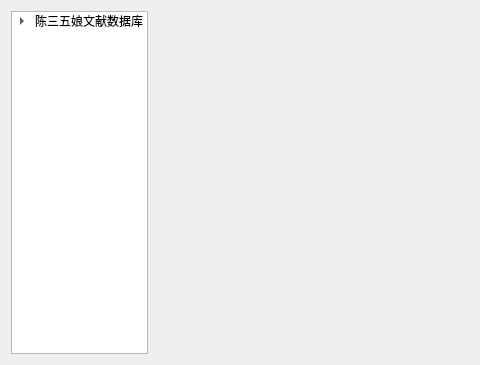
Old version of the form UI/UI_DBTreeMain.ui in the repository mortersen/C35N; both pictures show x 0 to 480 and y 0 to 365 of the 714 by 365 pixel window.
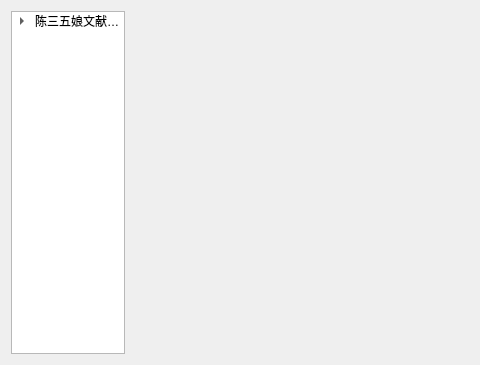
New version of the form.

```diff
--- a/UI/UI_DBTreeMain.ui
+++ b/UI/UI_DBTreeMain.ui
@@ -13,7 +13,7 @@
   <property name="windowTitle">
    <string>Form</string>
   </property>
-  <layout class="QHBoxLayout" name="horizontalLayout" stretch="2,8">
+  <layout class="QHBoxLayout" name="horizontalLayout" stretch="2,10">
    <item>
     <widget class="QTreeWidget" name="tree_LeftView">
      <attribute name="headerVisible">
```
